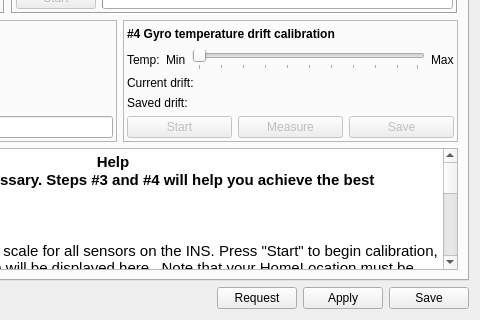
openpilot/OpenPilot, file ground/openpilotgcs/src/plugins/config/ahrs.ui: the form before one commit; both pictures show x 240 to 720 and y 217 to 537 of the 720 by 537 pixel window.
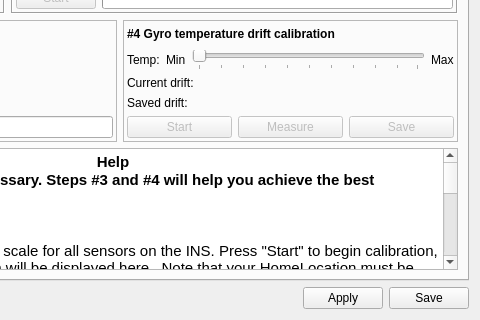
The form after the commit. Icons and pictures are not drawn.

Commit message: Get rid of the "Request" button on the config gadget: it now tracks object updates and automatically keeps its state synchronized with UAVOBject changes.

```diff
--- a/ground/openpilotgcs/src/plugins/config/ahrs.ui
+++ b/ground/openpilotgcs/src/plugins/config/ahrs.ui
@@ -673,16 +673,6 @@
        </property>
       </widget>
      </item>
-     <item>
-      <widget class="QPushButton" name="ahrsSettingsRequest">
-       <property name="toolTip">
-        <string>Refresh this screen with current values from the board.</string>
-       </property>
-       <property name="text">
-        <string>Request</string>
-       </property>
-      </widget>
-     </item>
      <item>
       <widget class="QPushButton" name="ahrsSettingsSaveRAM">
        <property name="toolTip">
```
The commit also changes 14 other files.
